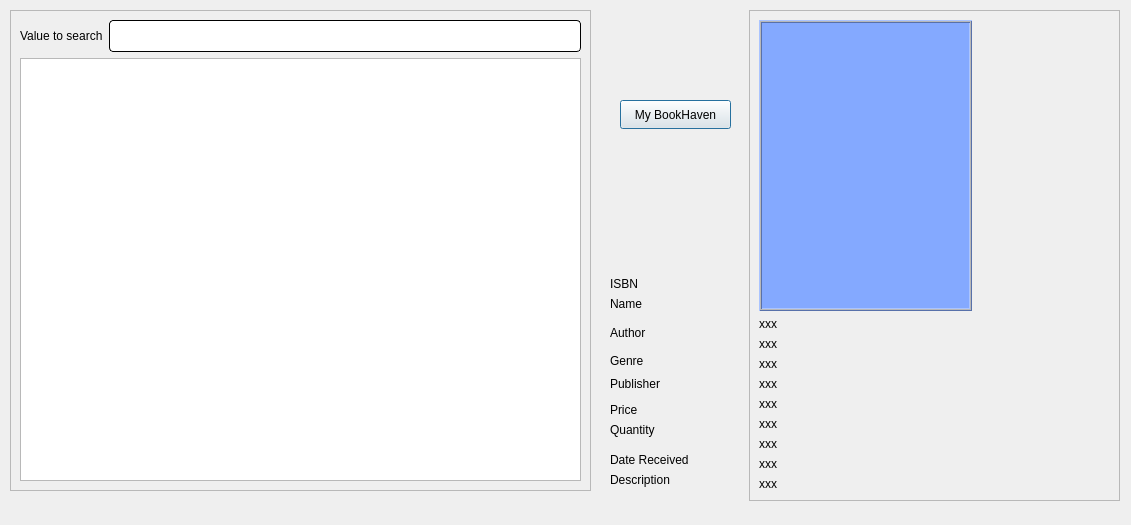
Old version of the form BookHaven_(library+bookshop)/booklist.ui in the repository akibhaider/BOOK_HAVEN.
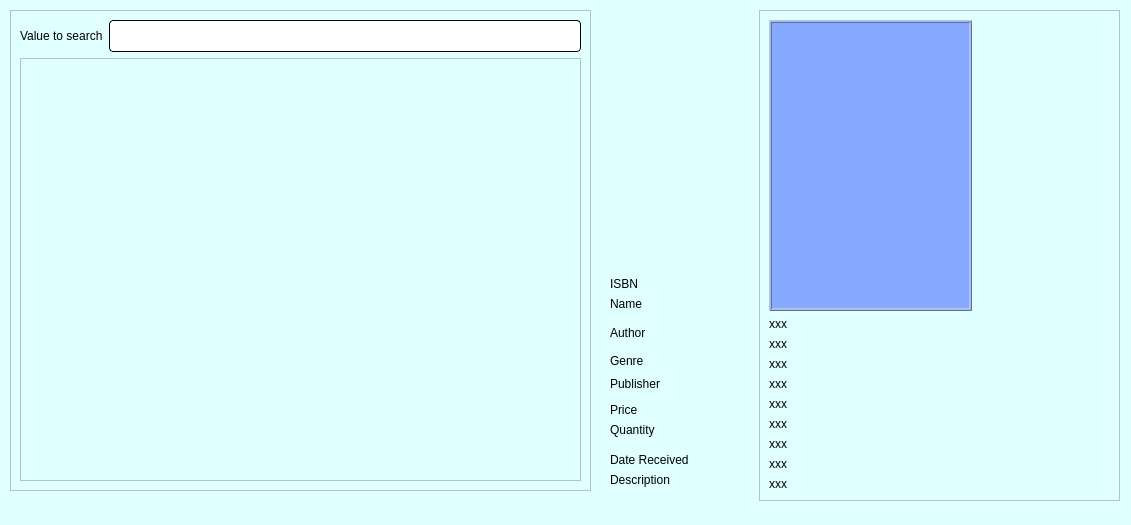
New version of the form.

```diff
--- a/BookHaven_(library+bookshop)/booklist.ui
+++ b/BookHaven_(library+bookshop)/booklist.ui
@@ -13,6 +13,9 @@
   <property name="windowTitle">
    <string>Dialog</string>
   </property>
+  <property name="styleSheet">
+   <string notr="true">background-color: rgb(224, 255, 255);</string>
+  </property>
   <widget class="QFrame" name="frame">
    <property name="geometry">
     <rect>
@@ -90,9 +93,9 @@
   <widget class="QFrame" name="frame_2">
    <property name="geometry">
     <rect>
-     <x>749</x>
+     <x>759</x>
      <y>10</y>
-     <width>371</width>
+     <width>361</width>
      <height>491</height>
     </rect>
    </property>
@@ -512,19 +515,6 @@
     <string>Description</string>
    </property>
   </widget>
-  <widget class="QPushButton" name="pushButton">
-   <property name="geometry">
-    <rect>
-     <x>620</x>
-     <y>100</y>
-     <width>111</width>
-     <height>29</height>
-    </rect>
-   </property>
-   <property name="text">
-    <string>My BookHaven</string>
-   </property>
-  </widget>
  </widget>
  <resources/>
  <connections/>
```
